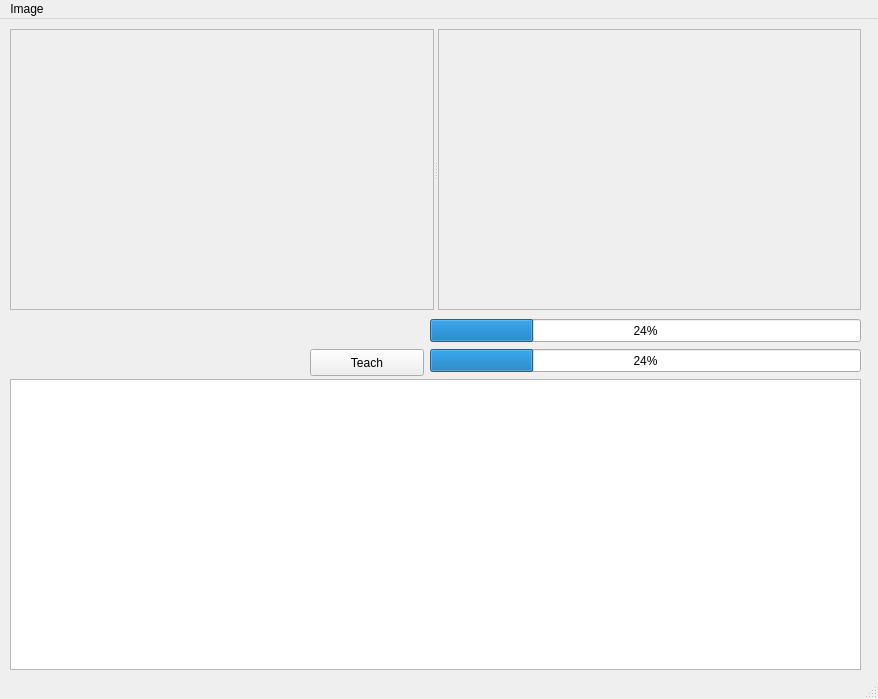
whiter4bbit/neur_compressor, file ui/main.ui: the form before one commit.
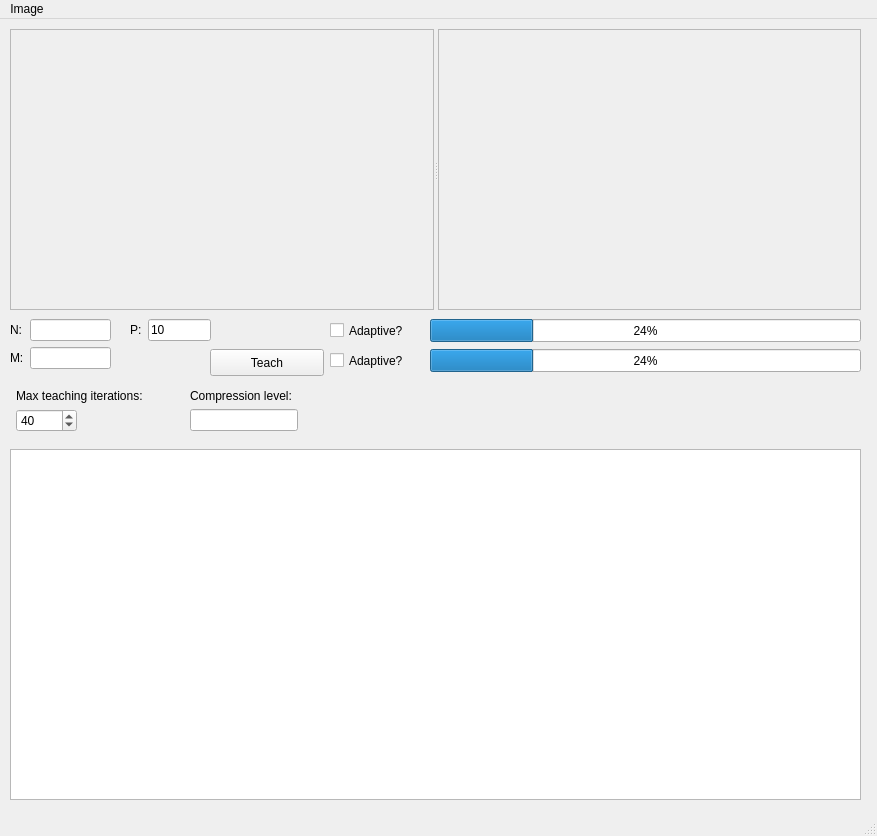
The form after the commit.

Commit message: fixed adaptive teaching

Diff of the .ui file:
```diff
--- a/ui/main.ui
+++ b/ui/main.ui
@@ -6,8 +6,8 @@
    <rect>
     <x>0</x>
     <y>0</y>
-    <width>878</width>
-    <height>699</height>
+    <width>877</width>
+    <height>836</height>
    </rect>
   </property>
   <property name="windowTitle">
@@ -92,7 +92,7 @@
    <widget class="QPushButton" name="teachButton">
     <property name="geometry">
      <rect>
-      <x>310</x>
+      <x>210</x>
       <y>330</y>
       <width>114</width>
       <height>27</height>
@@ -106,19 +106,171 @@
     <property name="geometry">
      <rect>
       <x>10</x>
-      <y>360</y>
+      <y>430</y>
       <width>851</width>
-      <height>291</height>
+      <height>351</height>
      </rect>
     </property>
    </widget>
+   <widget class="QWidget" name="formLayoutWidget">
+    <property name="geometry">
+     <rect>
+      <x>10</x>
+      <y>300</y>
+      <width>101</width>
+      <height>62</height>
+     </rect>
+    </property>
+    <layout class="QFormLayout" name="formLayout">
+     <property name="fieldGrowthPolicy">
+      <enum>QFormLayout::ExpandingFieldsGrow</enum>
+     </property>
+     <item row="0" column="1">
+      <widget class="QLineEdit" name="nEdit">
+       <property name="inputMask">
+        <string>000; </string>
+       </property>
+      </widget>
+     </item>
+     <item row="1" column="0">
+      <widget class="QLabel" name="label_2">
+       <property name="text">
+        <string>M:</string>
+       </property>
+      </widget>
+     </item>
+     <item row="1" column="1">
+      <widget class="QLineEdit" name="mEdit">
+       <property name="inputMask">
+        <string>000; </string>
+       </property>
+      </widget>
+     </item>
+     <item row="0" column="0">
+      <widget class="QLabel" name="label">
+       <property name="text">
+        <string>N:</string>
+       </property>
+      </widget>
+     </item>
+    </layout>
+   </widget>
+   <widget class="QWidget" name="formLayoutWidget_2">
+    <property name="geometry">
+     <rect>
+      <x>130</x>
+      <y>300</y>
+      <width>81</width>
+      <height>31</height>
+     </rect>
+    </property>
+    <layout class="QFormLayout" name="formLayout_2">
+     <item row="0" column="0">
+      <widget class="QLabel" name="label_3">
+       <property name="text">
+        <string>P:</string>
+       </property>
+      </widget>
+     </item>
+     <item row="0" column="1">
+      <widget class="QLineEdit" name="pEdit">
+       <property name="inputMask">
+        <string>000; </string>
+       </property>
+       <property name="text">
+        <string>10</string>
+       </property>
+      </widget>
+     </item>
+    </layout>
+   </widget>
+   <widget class="QCheckBox" name="adaptiveW1checkBox">
+    <property name="geometry">
+     <rect>
+      <x>330</x>
+      <y>300</y>
+      <width>97</width>
+      <height>23</height>
+     </rect>
+    </property>
+    <property name="text">
+     <string>Adaptive?</string>
+    </property>
+   </widget>
+   <widget class="QCheckBox" name="adaptiveW2checkBox">
+    <property name="geometry">
+     <rect>
+      <x>330</x>
+      <y>330</y>
+      <width>97</width>
+      <height>23</height>
+     </rect>
+    </property>
+    <property name="text">
+     <string>Adaptive?</string>
+    </property>
+   </widget>
+   <widget class="QWidget" name="formLayoutWidget_3">
+    <property name="geometry">
+     <rect>
+      <x>10</x>
+      <y>370</y>
+      <width>171</width>
+      <height>52</height>
+     </rect>
+    </property>
+    <layout class="QFormLayout" name="formLayout_3">
+     <property name="fieldGrowthPolicy">
+      <enum>QFormLayout::ExpandingFieldsGrow</enum>
+     </property>
+     <item row="0" column="1">
+      <widget class="QLabel" name="label_4">
+       <property name="text">
+        <string>Max teaching iterations:</string>
+       </property>
+      </widget>
+     </item>
+     <item row="1" column="1">
+      <widget class="QSpinBox" name="maxIterationsSB">
+       <property name="maximum">
+        <number>10000</number>
+       </property>
+       <property name="value">
+        <number>40</number>
+       </property>
+      </widget>
+     </item>
+    </layout>
+   </widget>
+   <widget class="QWidget" name="formLayoutWidget_4">
+    <property name="geometry">
+     <rect>
+      <x>190</x>
+      <y>370</y>
+      <width>271</width>
+      <height>52</height>
+     </rect>
+    </property>
+    <layout class="QFormLayout" name="formLayout_4">
+     <item row="0" column="0">
+      <widget class="QLabel" name="label_5">
+       <property name="text">
+        <string>Compression level:</string>
+       </property>
+      </widget>
+     </item>
+     <item row="1" column="0">
+      <widget class="QLineEdit" name="comprLevelEdit"/>
+     </item>
+    </layout>
+   </widget>
   </widget>
   <widget class="QMenuBar" name="menubar">
    <property name="geometry">
     <rect>
      <x>0</x>
      <y>0</y>
-     <width>878</width>
+     <width>877</width>
      <height>24</height>
     </rect>
    </property>
```
Left out of the diff: 2 changed lines with no effect on the pictures. The commit also changes 4 other files.
